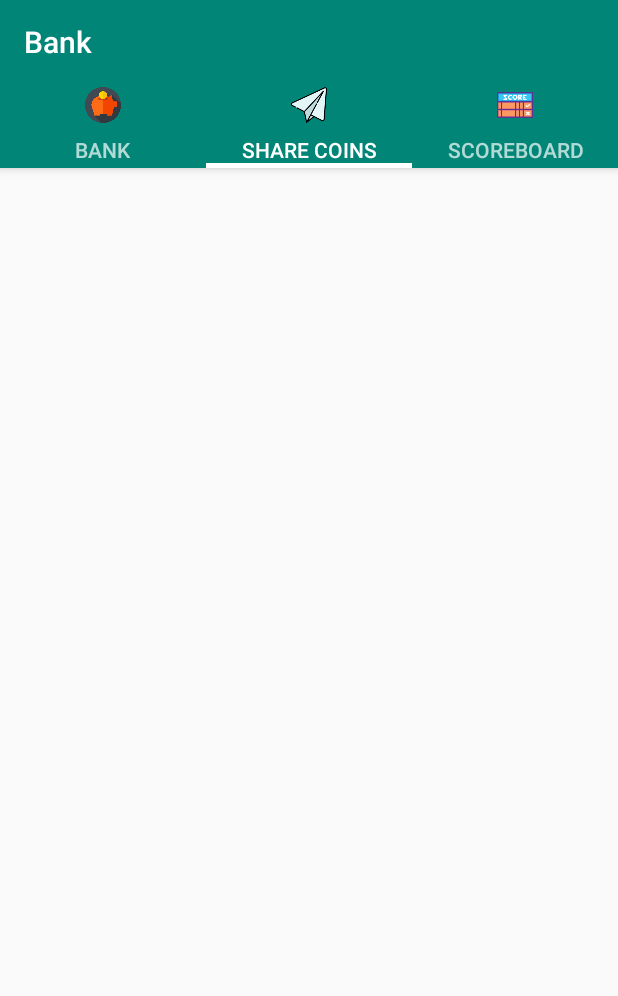
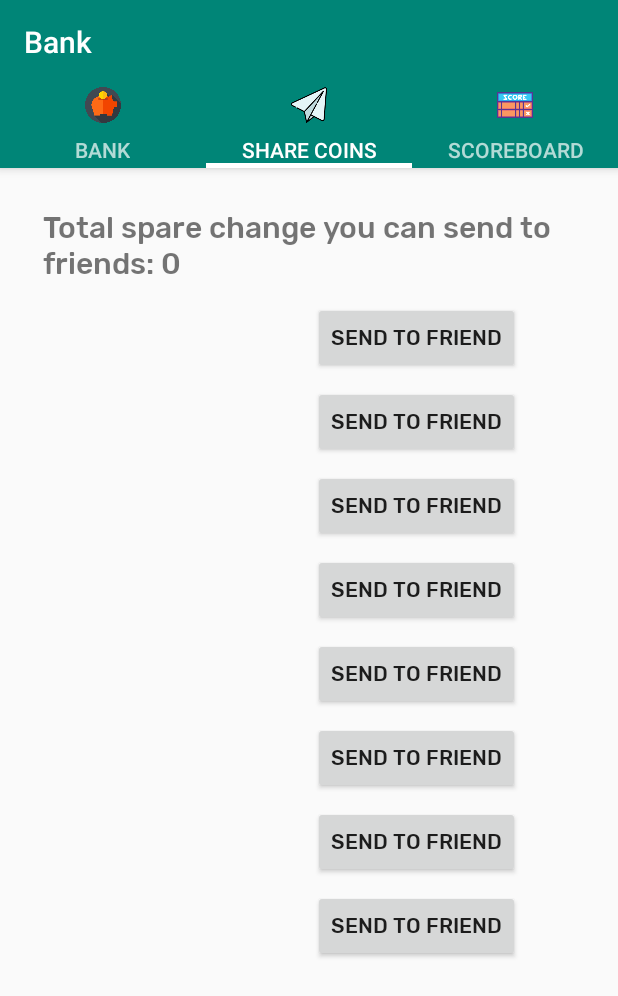
Before and after one commit to bpougala/coinz_final, an Android app: the BankActivity screen opened directly, with no data from a screen before it, tab 2 chosen, on a phone screen of 412 x 824 dp. Shown: the top 996 px of the screen. Run offline under Robolectric (Android 15) with nearby library versions, the light colour scheme and no system bars; our stand-ins replace Firebase (no records; nobody signed in at launch, a user with empty details on screens opened directly), Timber; libraries missing offline, so code that uses them is left out: com.jjoe64.graphview, com.mapbox.android, com.mapbox.geojson, com.mapbox.mapboxsdk; 9 statements that could not run were skipped.

Commit message:
First bonus features implemented

```diff
--- a/ILP/coinz/app/src/main/java/biko/pougala/coinz/BankActivity.kt
+++ b/ILP/coinz/app/src/main/java/biko/pougala/coinz/BankActivity.kt
@@ -49,7 +49,7 @@ class BankActivity : AppCompatActivity() {
         super.onCreate(savedInstanceState)
         setContentView(R.layout.activity_bank)
         //coinCount = intent.getIntExtra("coinCounter", 0)
-        username = intent.getStringExtra("username")
+        username = coins.username
 
         initToolbar()
         val tabLayout: TabLayout = findViewById(R.id.tab_layout)
--- a/ILP/coinz/app/src/main/java/biko/pougala/coinz/BankFragment.kt
+++ b/ILP/coinz/app/src/main/java/biko/pougala/coinz/BankFragment.kt
@@ -33,17 +33,14 @@ class BankFragment: Fragment() {
 
     override fun onCreateView(inflater: LayoutInflater, container: ViewGroup?, savedInstanceState: Bundle?): View? {
         super.onCreateView(inflater, container, savedInstanceState)
-        var username = ""
+        val username = coins.username
         val view = inflater.inflate(R.layout.fragment_bank, container, false)
         headline = view.findViewById(R.id.total_weekly)
         val coinCounter = coins.coinCounter
         headline?.text = getString(R.string.coinsBank, coinCounter)
         values = mutableListOf()
         dates = mutableListOf()
-        val string = arguments?.getString("username")
-        if (string != null) {
-            username = string
-        }
+
 
         firestore = FirebaseFirestore.getInstance()
         val settings = FirebaseFirestoreSettings.Builder()
--- a/ILP/coinz/app/src/main/java/biko/pougala/coinz/ShareFriends.kt
+++ b/ILP/coinz/app/src/main/java/biko/pougala/coinz/ShareFriends.kt
@@ -4,6 +4,7 @@ import android.app.AlertDialog
 import android.content.Intent
 import android.os.Bundle
 import android.support.v4.app.Fragment
+import android.util.Log
 import android.view.LayoutInflater
 import android.view.View
 import android.view.ViewGroup
@@ -25,15 +26,24 @@ class ShareFriends: Fragment() {
     private var add_friend_message: TextView? = null
     private var add_friend_button: Button? = null
     private var friendsTable: TableLayout? = null
+    private var tag_ = "ShareFriends"
 
     override fun onCreateView(inflater: LayoutInflater, container: ViewGroup?, savedInstanceState: Bundle?): View? {
         super.onCreateView(inflater, container, savedInstanceState)
-        val view = inflater.inflate(R.layout.share_friends, container, false)
-        headline = view.findViewById(R.id.headline)
+        val username = coins.username
+        val view = inflater.inflate(R.layout.fragment_friends, container, false)
+        headline = view.findViewById(R.id.total_weekly)
+        val spareCounter = coins.spareChange.size
+
+        add_friend_message = view.findViewById(R.id.add_friend_message)
         add_friend_button = view.findViewById(R.id.add_friend_button)
-        add_friend_message = view.findViewById(R.id.add_friend_message)
         friendsTable = view.findViewById(R.id.friends_table)
+        headline?.text = getString(R.string.send_coins_message, spareCounter)
 
+        //   headline?.text = getString(R.string.sendFriends, coinCounter)
+       // add_friend_button = view.findViewById(R.id.add_friend_button)
+       // add_friend_message = view.findViewById(R.id.add_friend_message)
+      //  friendsTable = view.findViewById(R.id.friends_table)
         // prepare the view for the AlertDialog coming on line 77 to confirm the emission of coins
         val factory = LayoutInflater.from(activity)
         val alertView = factory.inflate(R.layout.send_coin_friend, null)
@@ -44,8 +54,7 @@ class ShareFriends: Fragment() {
         add_friend_button?.visibility = View.GONE
         add_friend_message?.visibility = View.GONE
 
-        val coinCounter = coins.coinCounter
-        headline?.text = getString(R.string.send_to_friends, coinCounter)
+
 
         // check the database to get the list of game friends
         firestore = FirebaseFirestore.getInstance()
@@ -55,25 +64,31 @@ class ShareFriends: Fragment() {
 
         firestore?.firestoreSettings = settings
 
-        val friendsRef = firestore?.collection("users-bank")?.document("friends")
+        val friendsRef = firestore?.collection("users-bank")?.document(username)?.collection("friends")?.document("friends")
         friendsRef?.get()?.addOnSuccessListener{ document ->
             if (document != null) {
                 //TODO: populate the TableView with the list of friends
                 friendsTable?.visibility = View.VISIBLE
-                val friends = document.data?.toMap()!!
-                for ((user, name) in friends) {
-                    val friendsRow: TableRow = TableRow(activity)
-                    friendsRow.layoutParams = TableRow.LayoutParams(TableRow.LayoutParams.WRAP_CONTENT)
-                    val friendName: TextView = TextView(activity)
+
+                @Suppress("UNCHECKED_CAST")
+                val friends: List<String> = document.get("username") as List<String>
+
+
+                if(friends != null) {
+                    for (name in friends) {
+                        val friendsRow = View.inflate(activity, R.layout.friends_table, null)
+
+
+                        val friendName: TextView = friendsRow.findViewById(R.id.username_friend)
                         friendName.text = name.toString()
 
-                    val friendButton: Button = Button(activity)
-                    friendButton.text = getString(R.string.send_friend)
-                    friendsRow.addView(friendName)
-                    friendsRow.addView(friendButton)
                         friendsTable?.addView(friendsRow)
 
+                        val friendButton: Button = friendsRow.findViewById(R.id.send_button_friend)
+
+
                         friendButton.setOnClickListener {
+                            Log.d(tag_, "The button has been clicked")
                             val builder = AlertDialog.Builder(activity)
                             builder.setView(alertView)
                             builder.setPositiveButton("Confirm") { dialog, which ->
@@ -83,6 +98,8 @@ class ShareFriends: Fragment() {
 
                         }
                     }
+                }
+
 
             } else {
                 add_friend_button?.visibility = View.VISIBLE
@@ -94,6 +111,8 @@ class ShareFriends: Fragment() {
             val intent = Intent(activity, AddFriends::class.java)
             startActivity(intent)
         }
+
+
         return view
 
     }
@@ -101,6 +120,9 @@ class ShareFriends: Fragment() {
 
 
     companion object {
-        fun newInstance(): ShareFriends = ShareFriends()
+        fun newInstance(): ShareFriends {
+            val fragment = ShareFriends()
+            return fragment
         }
     }
+}
--- a/ILP/coinz/app/src/main/res/layout/fragment_friends.xml
+++ b/ILP/coinz/app/src/main/res/layout/fragment_friends.xml
@@ -7,13 +7,15 @@
 
 
     <TextView
-            android:layout_width="match_parent"
-            android:layout_height="60dp"
-            android:id="@+id/headline"
+            android:layout_width="383dp"
+            android:layout_height="61dp"
+            android:textSize="20sp"
             app:fontFamily="@font/rubik_medium"
-            android:textSize="20sp"
-            android:gravity="center_vertical|center_horizontal" app:layout_constraintStart_toStartOf="parent"
-            app:layout_constraintEnd_toEndOf="parent" app:layout_constraintTop_toTopOf="parent"/>
+            android:id="@+id/total_weekly"
+            app:layout_constraintEnd_toEndOf="parent"
+            app:layout_constraintStart_toStartOf="parent"
+            app:layout_constraintHorizontal_bias="1.0"
+            app:layout_constraintTop_toTopOf="parent" android:layout_marginTop="140dp"/>
 
     <TableLayout
             android:id="@+id/friends_table"
@@ -23,35 +25,9 @@
             app:layout_constraintEnd_toEndOf="parent"
             app:layout_constraintHorizontal_bias="0.0"
             app:layout_constraintStart_toStartOf="parent"
-        app:layout_constraintTop_toBottomOf="@+id/headline"
+            app:layout_constraintTop_toBottomOf="@+id/total_weekly"
             app:layout_constraintVertical_bias="0.0">
 
-        <TableRow
-            android:id="@+id/rowTable">
-            <RelativeLayout
-                android:layout_height="match_parent"
-                android:layout_width="match_parent">
-
-                <TextView
-                    android:layout_width="275dp"
-                    android:layout_height="wrap_content"
-                    android:gravity="start">
-
-                </TextView>
-
-            </RelativeLayout>
-
-            <Button
-                android:layout_width="100dp"
-                android:layout_height="wrap_content"
-                android:background="@android:color/holo_blue_dark"
-                android:layout_marginEnd="5dp"
-                android:text="@string/send_friend">
-
-            </Button>
-
-
-        </TableRow>
 
     </TableLayout>
     <TextView
@@ -75,4 +51,24 @@
             app:layout_constraintStart_toEndOf="@+id/friends_table" app:layout_constraintEnd_toEndOf="parent"
             android:layout_marginEnd="508dp" android:layout_marginTop="6dp"
             app:layout_constraintTop_toBottomOf="@+id/add_friend_message"/>
+
+
+
+    <android.support.v4.widget.DrawerLayout
+            android:layout_width="match_parent"
+            android:layout_height="match_parent"
+            android:id="@+id/container"
+    />
+
+
+
+    <FrameLayout
+            android:layout_width="match_parent"
+            android:layout_height="match_parent"
+            android:id="@+id/frameLayout" app:layout_constraintStart_toStartOf="parent"
+            app:layout_constraintEnd_toEndOf="parent" app:layout_constraintBottom_toBottomOf="parent"
+            app:layout_constraintTop_toTopOf="parent" app:layout_constraintHorizontal_bias="1.0"
+            app:layout_constraintVertical_bias="0.0">
+
+    </FrameLayout>
 </android.support.constraint.ConstraintLayout>
--- /dev/null
+++ b/ILP/coinz/app/src/main/res/layout/friends_table.xml
@@ -0,0 +1,26 @@
+<?xml version="1.0" encoding="utf-8"?>
+<android.support.constraint.ConstraintLayout xmlns:android="http://schemas.android.com/apk/res/android"
+                                             xmlns:app="http://schemas.android.com/apk/res-auto" xmlns:tools="http://schemas.android.com/tools" android:layout_width="match_parent"
+                                             android:layout_height="match_parent">
+
+    <TableRow
+            android:layout_width="383dp"
+            android:layout_height="56dp"
+            android:id="@+id/new_row"
+            app:fontFamily="@font/rubik_medium"
+            app:layout_constraintStart_toStartOf="parent" app:layout_constraintTop_toTopOf="parent"
+            app:layout_constraintEnd_toEndOf="parent"
+            app:layout_constraintHorizontal_bias="1.0">
+        <TextView
+                android:layout_width="206dp"
+                android:layout_height="match_parent"
+                app:fontFamily="@font/rubik_medium"
+                android:textSize="17sp"
+                android:id="@+id/username_friend"/>
+        <Button
+                android:text="@string/send_friend"
+                android:layout_width="wrap_content"
+                app:fontFamily="@font/rubik_medium"
+                android:layout_height="wrap_content" android:id="@+id/send_button_friend"/>
+    </TableRow>
+</android.support.constraint.ConstraintLayout>
--- a/ILP/coinz/app/src/main/res/menu/bank_menu.xml
+++ b/ILP/coinz/app/src/main/res/menu/bank_menu.xml
@@ -8,7 +8,7 @@
 
 
     <item
-        android:title="@string/send_to_friends"
+        android:title="@string/send_friend"
         android:id="@+id/send"
         />
 
--- a/ILP/coinz/app/src/main/res/values/strings.xml
+++ b/ILP/coinz/app/src/main/res/values/strings.xml
@@ -24,7 +24,6 @@
     <string name="coinsWeek">Total coins this week: %1d</string>
     <string name="averageWeekly">Average coins per week</string>
     <string name="title_activity_bank">BankActivity</string>
-    <string name="send_to_friends">Coins you can send to your friends: %1$d</string>
     <string name="scoreboard">Scoreboard</string>
     <string name="title_activity_bank_tabbed">BankTabbed</string>
     <string name="tab_text_1">Tab 1</string>
@@ -33,6 +32,7 @@
     <string name="action_settings">Settings</string>
     <string name="section_format">Hello World from section: %1$d</string>
     <string name="new_friend">Add a friend</string>
+    <string name="send_coins_message">Total spare change you can send to friends: %1d</string>
     <string name="send_friend">Send to Friend</string>
     <string name="new_friend_message">You don\'t have any friends at the moment. Click below to add one now.</string>
     <string name="confirmation_send">Are you sure? This action is irreversible.</string>
```
Also changed, not shown: ILP/coinz/app/src/main/java/biko/pougala/coinz/MainActivity.kt (+59 -7 lines), ILP/coinz/app/src/main/res/layout/fragment_bank.xml (indentation only). Lines whose indentation alone changed are shown as unchanged.
